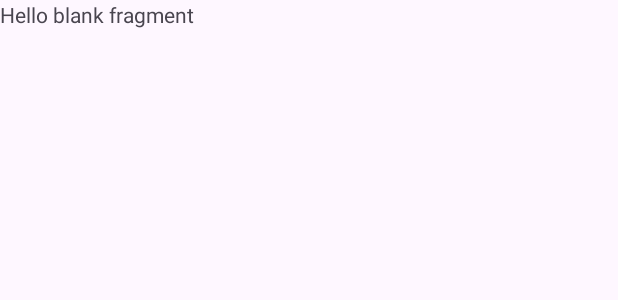
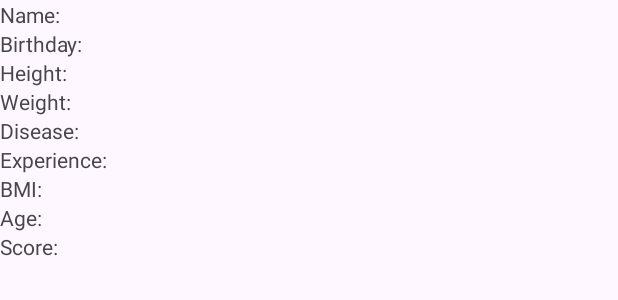
Before and after one commit to df2854/CapstoneDesign, an Android app: the layout fragment_main_menu_account.xml on its own in the app's theme, with its tools: preview values and no code run, on a phone screen of 412 x 824 dp. Shown: the top 300 px of the screen. Run offline under Robolectric (Android 15) with nearby library versions, the phone set to English and light mode, and no system bars.

Commit message:
feat: 마이페이지에 사용자 정보 가져오기

```diff
--- a/app/src/main/res/layout/fragment_main_menu_account.xml
+++ b/app/src/main/res/layout/fragment_main_menu_account.xml
@@ -3,12 +3,61 @@
     xmlns:tools="http://schemas.android.com/tools"
     android:layout_width="match_parent"
     android:layout_height="match_parent"
+    android:orientation="vertical"
     tools:context=".MainMenuAccountFragment">
 
-    <!-- TODO: Update blank fragment layout -->
     <TextView
-        android:layout_width="match_parent"
-        android:layout_height="match_parent"
-        android:text="@string/hello_blank_fragment" />
+        android:id="@+id/showUserName"
+        android:layout_width="wrap_content"
+        android:layout_height="wrap_content"
+        android:text="Name:" />
+
+    <TextView
+        android:id="@+id/showUserBirthday"
+        android:layout_width="wrap_content"
+        android:layout_height="wrap_content"
+        android:text="Birthday:" />
+
+    <TextView
+        android:id="@+id/showUserHeight"
+        android:layout_width="wrap_content"
+        android:layout_height="wrap_content"
+        android:text="Height:" />
+
+    <TextView
+        android:id="@+id/showUserWeight"
+        android:layout_width="wrap_content"
+        android:layout_height="wrap_content"
+        android:text="Weight:" />
+
+    <TextView
+        android:id="@+id/showUserDisease"
+        android:layout_width="wrap_content"
+        android:layout_height="wrap_content"
+        android:text="Disease:" />
+
+    <TextView
+        android:id="@+id/showUserExperience"
+        android:layout_width="wrap_content"
+        android:layout_height="wrap_content"
+        android:text="Experience:" />
+
+    <TextView
+        android:id="@+id/showUserBmi"
+        android:layout_width="wrap_content"
+        android:layout_height="wrap_content"
+        android:text="BMI:" />
+
+    <TextView
+        android:id="@+id/showUserAge"
+        android:layout_width="wrap_content"
+        android:layout_height="wrap_content"
+        android:text="Age:" />
+
+    <TextView
+        android:id="@+id/showUserScore"
+        android:layout_width="wrap_content"
+        android:layout_height="wrap_content"
+        android:text="Score:" />
 
 </LinearLayout>
```
Also changed, not shown: app/src/main/java/com/cookandroid/aerobicapplication/MainMenuAccountFragment.java (+31 -2 lines).
